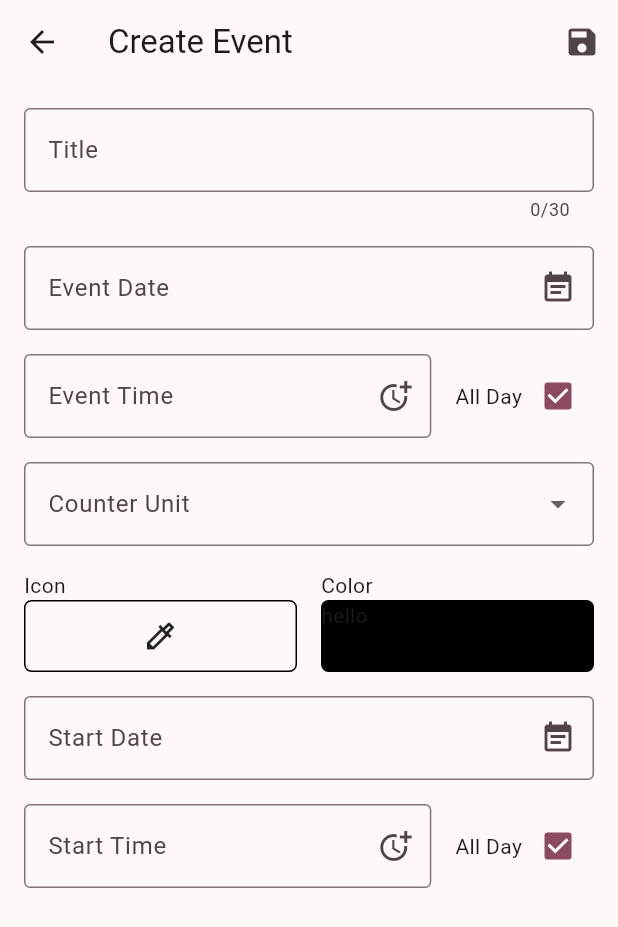
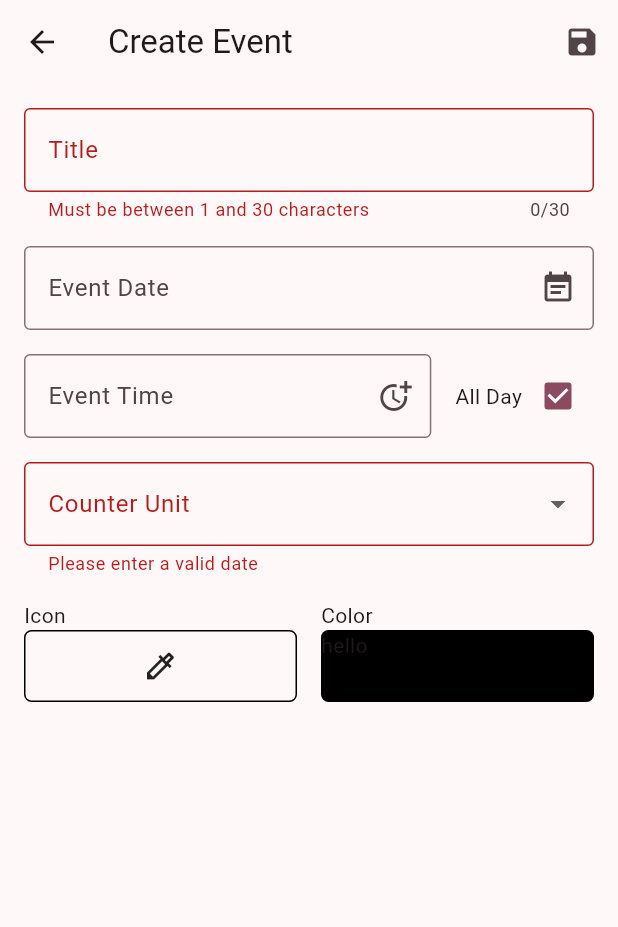
Before and after one commit to jayceebuarao/coucoucountdown, a Flutter app: the CreateEventPage screen opened directly, after a tap on the "save" icon, on a phone screen of 412 x 824 dp. Shown: the top 927 px of the screen. Run offline on Flutter 3.47's test engine with Material 3 defaults, Android fonts, the phone set to English and light mode, and no system bars; drawn by our look-alikes of date_field; our stand-ins replace flutter_riverpod, sqflite; missing offline and left inert: dart:html; accounts and stored records are empty.

Commit message:
add validators to form fields

```diff
--- a/lib/screens/createeventpage.dart
+++ b/lib/screens/createeventpage.dart
@@ -1,24 +1,40 @@
-import 'package:coucoucountdown/models/counter_unit.dart';
+import 'package:coucoucountdown/models/event.dart';
+import 'package:coucoucountdown/providers/events_provider.dart';
 import 'package:flutter/material.dart';
 import 'package:date_field/date_field.dart';
+import 'package:flutter_riverpod/flutter_riverpod.dart';
 
-class CreateEventPage extends StatefulWidget {
+class CreateEventPage extends ConsumerStatefulWidget {
   const CreateEventPage({super.key});
 
   @override
-  State<CreateEventPage> createState() => _CreateEventPageState();
+  ConsumerState<CreateEventPage> createState() => _CreateEventPageState();
 }
 
-class _CreateEventPageState extends State<CreateEventPage> {
+class _CreateEventPageState extends ConsumerState<CreateEventPage> {
   final _formKey = GlobalKey<FormState>();
   var _enteredTitle = '';
+  var _enteredEventDate = DateTime.now();
+  var _isAllDay = true;
+  late var _enteredEventTime = DateTime.parse('$_enteredEventDate');
+  var _enteredTimeUnit = CounterUnits.summary;
   var _selectedIcon = const Icon(Icons.star);
   var _selectedColor = Colors.black;
-  var isAllDay = true;
 
   void _saveEvent() {
     _formKey.currentState!.save();
-    print(_enteredTitle);
+    if (_formKey.currentState!.validate()) {
+      ref.read(userEventsProvider.notifier).addEvent(Event(
+          title: _enteredTitle,
+          eventDate: _enteredEventTime,
+          isAllDay: _isAllDay,
+          hmsTime: _enteredEventTime,
+          timeUnit: _enteredTimeUnit,
+          color: _selectedColor,
+          icon: _selectedIcon));
+
+      Navigator.pop(context);
+    }
   }
 
   @override
@@ -30,7 +46,8 @@ class _CreateEventPageState extends State<CreateEventPage> {
           IconButton(onPressed: _saveEvent, icon: const Icon(Icons.save))
         ],
       ),
-      body: Padding(
+      body: SingleChildScrollView(
+        child: Padding(
           padding: const EdgeInsets.all(16.0),
           child: Form(
             key: _formKey,
@@ -43,6 +60,15 @@ class _CreateEventPageState extends State<CreateEventPage> {
                   maxLength: 30,
                   decoration: const InputDecoration(
                       border: OutlineInputBorder(), label: Text('Title')),
+                  validator: (value) {
+                    if (value == null ||
+                        value.isEmpty ||
+                        value.trim().length <= 1 ||
+                        value.trim().length > 30) {
+                      return 'Must be between 1 and 30 characters';
+                    }
+                    return null;
+                  },
                   onSaved: (newValue) {
                     _enteredTitle = newValue!;
                   },
@@ -54,18 +80,15 @@ class _CreateEventPageState extends State<CreateEventPage> {
                   padding: const EdgeInsets.only(top: 16.0),
                   child: DateTimeFormField(
                     decoration: const InputDecoration(
-                    hintStyle: TextStyle(color: Colors.black45),
-                    errorStyle: TextStyle(color: Colors.redAccent),
                         border: OutlineInputBorder(),
                         suffixIcon: Icon(Icons.event_note),
-                    labelText: 'Event Date',
-                  ),
+                        labelText: 'Event Date'),
                     mode: DateTimeFieldPickerMode.date,
-                  autovalidateMode: AutovalidateMode.always,
+                    autovalidateMode: AutovalidateMode.onUserInteraction,
                     validator: (e) =>
-                      (e?.day ?? 0) == 1 ? 'Please not the first day' : null,
+                        (e == null) ? 'Please enter a valid date' : null,
                     onDateSelected: (DateTime value) {
-                    print(value);
+                      _enteredEventDate = value;
                     },
                   ),
                 ),
@@ -74,42 +97,38 @@ class _CreateEventPageState extends State<CreateEventPage> {
                 //
                 Padding(
                   padding: const EdgeInsets.only(top: 16),
-                child: Container(
                   child: Row(
                     mainAxisAlignment: MainAxisAlignment.end,
                     children: [
                       Expanded(
                         child: DateTimeFormField(
-                          enabled: isAllDay ? false : true,
+                          enabled: _isAllDay ? false : true,
                           decoration: const InputDecoration(
-                            hintStyle: TextStyle(color: Colors.black45),
-                            errorStyle: TextStyle(color: Colors.redAccent),
                             border: OutlineInputBorder(),
                             suffixIcon: Icon(Icons.more_time),
                             labelText: 'Event Time',
                           ),
                           mode: DateTimeFieldPickerMode.time,
-                          autovalidateMode: AutovalidateMode.always,
-                          validator: (e) => (e?.day ?? 0) == 1
-                              ? 'Please not the first day'
+                          autovalidateMode: AutovalidateMode.onUserInteraction,
+                          validator: (e) => (e == null && _isAllDay == false)
+                              ? 'Please enter a valid time'
                               : null,
                           onDateSelected: (DateTime value) {
-                            print(value);
+                            _enteredEventTime = value;
                           },
                         ),
                       ),
                       const SizedBox(width: 16),
                       const Text('All Day'),
                       Checkbox(
-                        value: isAllDay,
+                        value: _isAllDay,
                         onChanged: (value) {
                           setState(() {
-                            isAllDay = value!;
+                            _isAllDay = value!;
                           });
                         },
                       ),
                     ],
-                  ),
                   ),
                 ),
                 //
@@ -119,8 +138,6 @@ class _CreateEventPageState extends State<CreateEventPage> {
                   padding: const EdgeInsets.only(top: 16),
                   child: DropdownButtonFormField(
                     decoration: const InputDecoration(
-                      hintStyle: TextStyle(color: Colors.black45),
-                      errorStyle: TextStyle(color: Colors.redAccent),
                       border: OutlineInputBorder(),
                       labelText: 'Counter Unit',
                     ),
@@ -128,7 +145,14 @@ class _CreateEventPageState extends State<CreateEventPage> {
                       return DropdownMenuItem(
                           value: counterUnit, child: Text(counterUnit.name));
                     }).toList(),
-                    onChanged: (onChanged) {}),
+                    validator: (e) =>
+                        (e == null) ? 'Please enter a valid date' : null,
+                    onChanged: (value) {
+                      setState(() {
+                        _enteredTimeUnit = value!;
+                      });
+                    },
+                  ),
                 ),
                 Padding(
                   padding: const EdgeInsets.only(top: 16.0),
@@ -195,69 +219,70 @@ class _CreateEventPageState extends State<CreateEventPage> {
                 //
                 // START DATE
                 //
-              Padding(
-                padding: const EdgeInsets.only(top: 16.0),
-                child: DateTimeFormField(
-                  decoration: const InputDecoration(
-                    hintStyle: TextStyle(color: Colors.black45),
-                    errorStyle: TextStyle(color: Colors.redAccent),
-                    border: OutlineInputBorder(),
-                    suffixIcon: Icon(Icons.event_note),
-                    labelText: 'Start Date',
-                  ),
-                  mode: DateTimeFieldPickerMode.date,
-                  autovalidateMode: AutovalidateMode.always,
-                  validator: (e) =>
-                      (e?.day ?? 0) == 1 ? 'Please not the first day' : null,
-                  onDateSelected: (DateTime value) {
-                    print(value);
-                  },
-                ),
-              ),
+                // Padding(
+                //   padding: const EdgeInsets.only(top: 16.0),
+                //   child: DateTimeFormField(
+                //     decoration: const InputDecoration(
+                //       hintStyle: TextStyle(color: Colors.black45),
+                //       errorStyle: TextStyle(color: Colors.redAccent),
+                //       border: OutlineInputBorder(),
+                //       suffixIcon: Icon(Icons.event_note),
+                //       labelText: 'Start Date',
+                //     ),
+                //     mode: DateTimeFieldPickerMode.date,
+                //     autovalidateMode: AutovalidateMode.always,
+                //     validator: (e) =>
+                //         (e?.day ?? 0) == 1 ? 'Please not the first day' : null,
+                //     onDateSelected: (DateTime value) {
+                //       print(value);
+                //     },
+                //   ),
+                // ),
                 //
                 // START TIME
                 //
-              Padding(
-                padding: const EdgeInsets.only(top: 16),
-                child: Container(
-                  child: Row(
-                    mainAxisAlignment: MainAxisAlignment.end,
-                    children: [
-                      Expanded(
-                        child: DateTimeFormField(
-                          enabled: isAllDay ? false : true,
-                          decoration: const InputDecoration(
-                            hintStyle: TextStyle(color: Colors.black45),
-                            errorStyle: TextStyle(color: Colors.redAccent),
-                            border: OutlineInputBorder(),
-                            suffixIcon: Icon(Icons.more_time),
-                            labelText: 'Start Time',
-                          ),
-                          mode: DateTimeFieldPickerMode.time,
-                          autovalidateMode: AutovalidateMode.always,
-                          validator: (e) => (e?.day ?? 0) == 1
-                              ? 'Please not the first day'
-                              : null,
-                          onDateSelected: (DateTime value) {
-                            print(value);
-                          },
-                        ),
-                      ),
-                      const SizedBox(width: 16),
-                      const Text('All Day'),
-                      Checkbox(
-                        value: isAllDay,
-                        onChanged: (value) {
-                          setState(() {
-                            isAllDay = value!;
-                          });
-                        },
-                      ),
+                // Padding(
+                //   padding: const EdgeInsets.only(top: 16),
+                //   child: Container(
+                //     child: Row(
+                //       mainAxisAlignment: MainAxisAlignment.end,
+                //       children: [
+                //         Expanded(
+                //           child: DateTimeFormField(
+                //             enabled: isAllDay ? false : true,
+                //             decoration: const InputDecoration(
+                //               hintStyle: TextStyle(color: Colors.black45),
+                //               errorStyle: TextStyle(color: Colors.redAccent),
+                //               border: OutlineInputBorder(),
+                //               suffixIcon: Icon(Icons.more_time),
+                //               labelText: 'Start Time',
+                //             ),
+                //             mode: DateTimeFieldPickerMode.time,
+                //             autovalidateMode: AutovalidateMode.always,
+                //             validator: (e) => (e?.day ?? 0) == 1
+                //                 ? 'Please not the first day'
+                //                 : null,
+                //             onDateSelected: (DateTime value) {
+                //               print(value);
+                //             },
+                //           ),
+                //         ),
+                //         const SizedBox(width: 16),
+                //         const Text('All Day'),
+                //         Checkbox(
+                //           value: isAllDay,
+                //           onChanged: (value) {
+                //             setState(() {
+                //               isAllDay = value!;
+                //             });
+                //           },
+                //         ),
+                //       ],
+                //     ),
+                //   ),
+                // ),
               ],
             ),
-                ),
-              ),
-            ],
           ),
         ),
       ),
```
Lines whose indentation alone changed are shown as unchanged.
